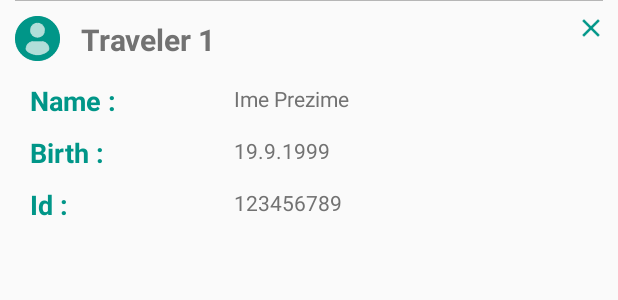
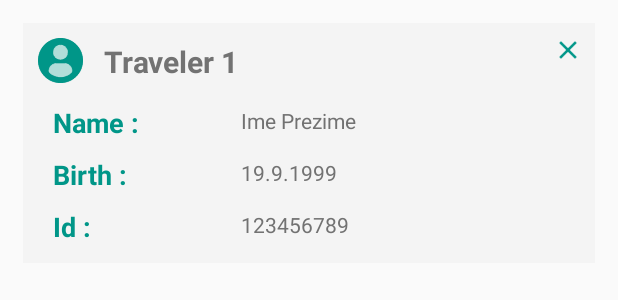
Before and after one commit to 0ximDigital/appsScanner, an Android app: the layout traveler_view_layout.xml on its own in the app's theme, with its tools: preview values and no code run, on a phone screen of 412 x 824 dp. Shown: the top 300 px of the screen. Run offline under Robolectric (Android 15) with nearby library versions, the phone set to English and light mode, and no system bars.

Commit message:
sexy dodavanje i review travelera

```diff
--- a/app/src/main/AndroidManifest.xml
+++ b/app/src/main/AndroidManifest.xml
@@ -37,7 +37,7 @@
 
         </activity>
         <activity
-            android:name=".activities.Test"
+            android:name=".activities.AddDestinationTravelersActivity"
             android:configChanges="orientation|keyboardHidden"
             android:label="@string/app_name"
             android:screenOrientation="portrait" >
--- a/app/src/main/java/tscanner/msquared/hr/travelscanner/activities/LoginActivity.java
+++ b/app/src/main/java/tscanner/msquared/hr/travelscanner/activities/LoginActivity.java
@@ -3,7 +3,6 @@ package tscanner.msquared.hr.travelscanner.activities;
 import android.app.Activity;
 import android.content.Intent;
 import android.os.Bundle;
-import android.support.v4.app.ActivityOptionsCompat;
 import android.util.Log;
 import android.view.View;
 import android.widget.Button;
@@ -80,7 +79,7 @@ public class LoginActivity extends Activity {
         this.testButton.setOnClickListener(new View.OnClickListener() {
             @Override
             public void onClick(View view) {
-                startActivity(new Intent(LoginActivity.this, Test.class));
+                startActivity(new Intent(LoginActivity.this, AddDestinationTravelersActivity.class));
             }
         });
     }
--- a/app/src/main/res/layout/traveler_view_layout.xml
+++ b/app/src/main/res/layout/traveler_view_layout.xml
@@ -4,19 +4,17 @@
     android:layout_height="wrap_content"
     android:animateLayoutChanges="true">
 
+    <FrameLayout
+        android:layout_width="match_parent"
+        android:layout_height="match_parent"
+        android:layout_margin="15dp"
+        android:background="@color/traveler_app_background_50">
+
         <LinearLayout
             android:layout_width="match_parent"
             android:layout_height="match_parent"
             android:animateLayoutChanges="true"
             android:orientation="vertical" >
-
-        <FrameLayout
-            android:layout_width="match_parent"
-            android:layout_height="1px"
-            android:background="@color/traveler_divider"
-            android:layout_marginLeft="10dp"
-            android:animateLayoutChanges="true"
-            android:layout_marginRight="10dp" />
 
             <FrameLayout
                 android:layout_width="match_parent"
@@ -151,3 +149,5 @@
         </LinearLayout>
 
     </FrameLayout>
+
+</FrameLayout>
--- a/app/src/main/res/values/colors.xml
+++ b/app/src/main/res/values/colors.xml
@@ -6,6 +6,10 @@
     <color name="traveler_white">#FFF</color>
     <color name="traveler_black">#000</color>
     <color name="traveler_transparent">#00000000</color>
+
+    <color name="traveler_app_background">#ffededed</color>
+    <color name="traveler_app_background_50">#7fededed</color>
+    <color name="traveler_app_background_25">#40ededed</color>
 
     <color name="traveler_primary">#009688</color>
     <color name="traveler_primary_dark">#00796B</color>
```
Also changed, not shown: app/src/main/java/tscanner/msquared/hr/travelscanner/activities/AddDestinationTravelersActivity.java (added, +53 -0 lines), app/src/main/java/tscanner/msquared/hr/travelscanner/activities/Test.java (deleted, +0 -41 lines), app/src/main/java/tscanner/msquared/hr/travelscanner/customViews/TravelerView.java (+5 -2 lines), app/src/main/res/drawable/shader_top_to_bottom_blend.xml (added, +11 -0 lines), app/src/main/res/layout/activity_add_destination_travelers.xml (added, +62 -0 lines), app/src/main/res/layout/test.xml (deleted, +0 -35 lines). Lines whose indentation alone changed are shown as unchanged.
